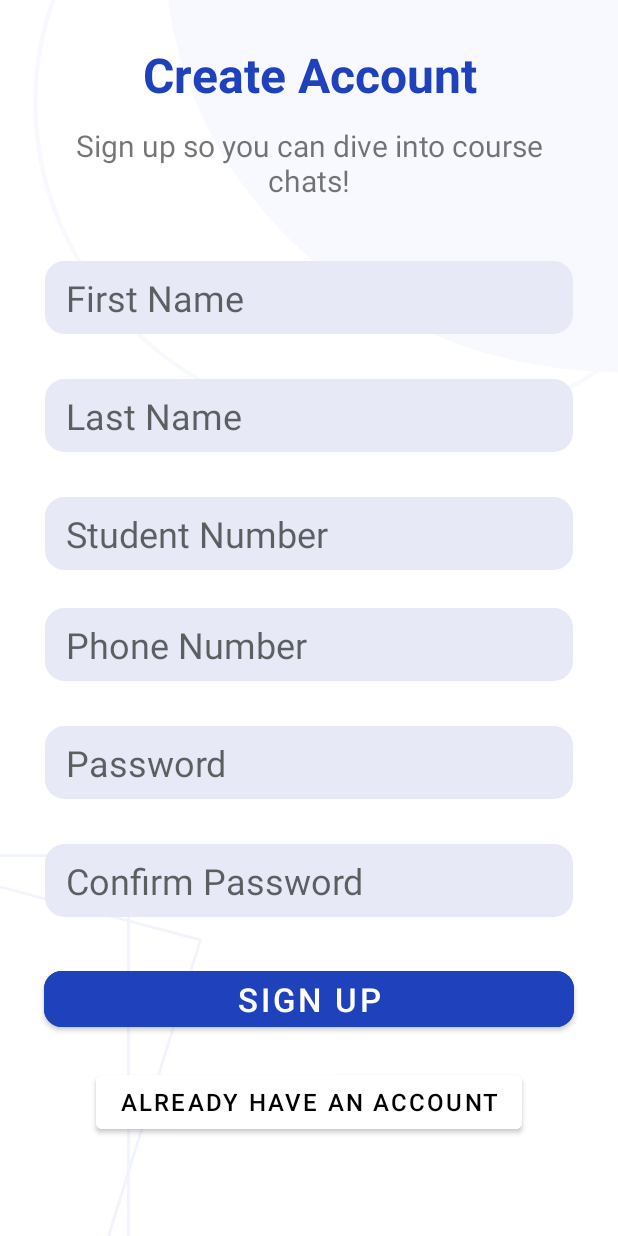
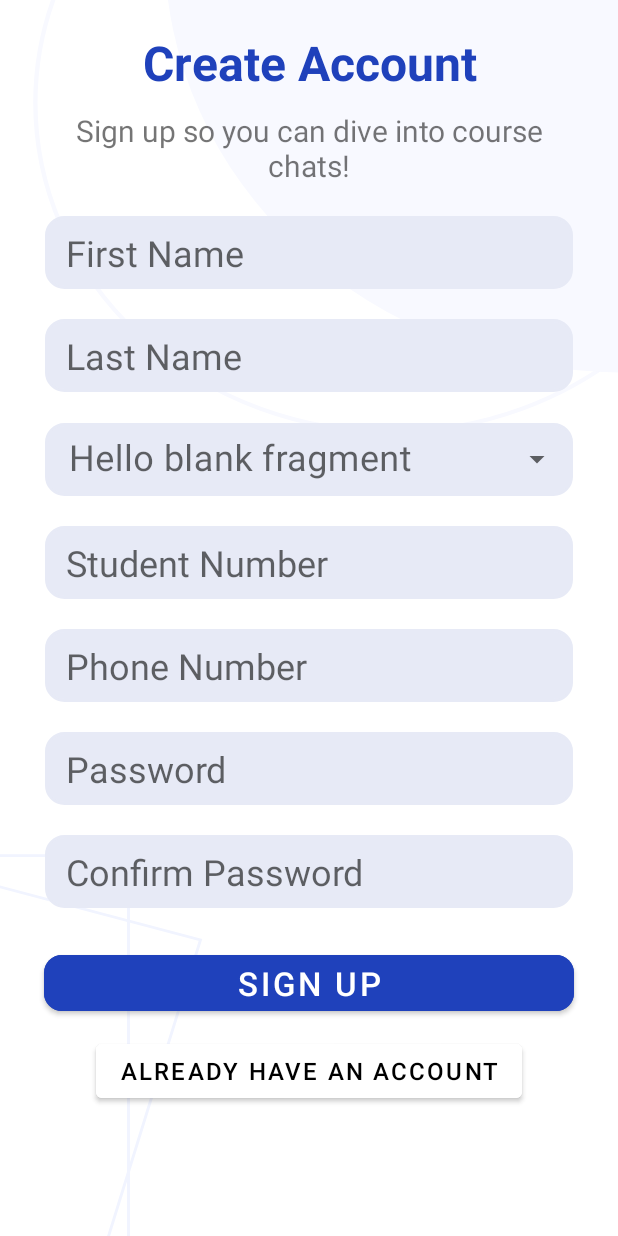
Before and after one commit to ByteBenderSA/TechTopia-Maasive, an Android app: the register screen opened directly, with no data from a screen before it, on a phone screen of 412 x 824 dp. Run offline under Robolectric (Android 15) with nearby library versions, the phone set to English and light mode, and no system bars.

Commit message:
trying to resolve merge problems

```diff
--- /dev/null
+++ b/Android-App/MobileMind/app/src/main/res/drawable/add_post_icon.xml
@@ -0,0 +1,5 @@
+<vector xmlns:android="http://schemas.android.com/apk/res/android" android:height="24dp" android:tint="#000000" android:viewportHeight="24" android:viewportWidth="24" android:width="24dp">
+
+    <path android:fillColor="@android:color/white" android:pathData="M19,13h-6v6h-2v-6H5v-2h6V5h2v6h6v2z"/>
+
+</vector>
--- a/Android-App/MobileMind/app/src/main/res/layout/register_page.xml
+++ b/Android-App/MobileMind/app/src/main/res/layout/register_page.xml
@@ -20,7 +20,10 @@
             android:layout_width="match_parent"
             android:layout_height="wrap_content"
             android:orientation="vertical"
-            android:layout_margin="28dp">
+            android:layout_marginTop="20dp"
+            android:layout_marginRight="20dp"
+            android:layout_marginLeft="20dp"
+            android:layout_marginBottom="10dp">
 
             <TextView
                 android:layout_width="match_parent"
@@ -41,7 +44,7 @@
                 android:textSize="20dp"
                 android:textAlignment="center"
                 android:id="@+id/sign_up_text"
-                android:padding="12dp">
+                android:padding="10dp">
 
             </TextView>
 
@@ -56,6 +59,7 @@
             android:layout_marginRight="30dp"
             android:id="@+id/first_name"
             android:textSize="24dp"
+            android:inputType="textPersonName"
             android:background="@drawable/custom_edittext">
 
         </EditText>
@@ -64,18 +68,47 @@
             android:layout_width="match_parent"
             android:layout_height="wrap_content"
             android:hint=" Last Name"
+            android:inputType="textPersonName"
             android:padding="8dp"
-            android:layout_margin="30dp"
+            android:layout_marginLeft="30dp"
+            android:layout_marginRight="30dp"
+            android:layout_marginTop="20dp"
+            android:layout_marginBottom="15dp"
             android:id="@+id/last_name"
             android:textSize="24dp"
             android:background="@drawable/custom_edittext">
+        </EditText>
 
-        </EditText>
+        <com.google.android.material.textfield.TextInputLayout
+            android:id="@+id/txtInput_Role"
+            style="@style/Widget.MaterialComponents.TextInputLayout.OutlinedBox.ExposedDropdownMenu"
+            android:layout_width="match_parent"
+            android:layout_height="wrap_content"
+            android:layout_marginRight="30dp"
+            android:layout_marginLeft="30dp"
+            android:layout_marginBottom="20dp"
+            app:layout_constraintEnd_toEndOf="parent"
+            app:layout_constraintStart_toStartOf="parent"
+            app:layout_constraintTop_toBottomOf="@+id/textView">
+
+            <AutoCompleteTextView
+                android:id="@+id/autoCompleteTextView"
+                android:layout_width="match_parent"
+                android:layout_height="wrap_content"
+                android:background="@drawable/custom_edittext"
+                android:completionThreshold="1"
+                android:hint="@string/hello_blank_fragment"
+                android:inputType="textAutoComplete"
+                android:padding="8dp"
+                android:textSize="24dp" />
+
+        </com.google.android.material.textfield.TextInputLayout>
 
         <EditText
             android:layout_width="match_parent"
             android:layout_height="wrap_content"
             android:hint=" Student Number"
+            android:inputType="number"
             android:padding="8dp"
             android:layout_marginRight="30dp"
             android:layout_marginLeft="30dp"
@@ -89,13 +122,14 @@
             android:layout_width="match_parent"
             android:layout_height="wrap_content"
             android:hint=" Phone Number"
+            android:inputType="number"
             android:background="@drawable/custom_edittext"
             android:padding="8dp"
             android:layout_marginRight="30dp"
             android:layout_marginLeft="30dp"
             android:textSize="24dp"
             android:id="@+id/phone_number"
-            android:layout_marginTop="25dp">
+            android:layout_marginTop="20dp">
 
         </EditText>
 
@@ -104,7 +138,10 @@
             android:layout_height="wrap_content"
             android:hint=" Password"
             android:padding="8dp"
-            android:layout_margin="30dp"
+            android:layout_marginLeft="30dp"
+            android:layout_marginRight="30dp"
+            android:layout_marginTop="20dp"
+            android:layout_marginBottom="20dp"
             android:id="@+id/sign_up_password"
             android:textSize="24dp"
             android:inputType="textPassword"
@@ -132,7 +169,7 @@
             android:text="Sign up"
             android:id="@+id/sign_up_button"
             android:textSize="22dp"
-            android:layout_marginTop="30dp"
+            android:layout_marginTop="25dp"
             android:layout_marginLeft="29dp"
             android:layout_marginRight="29dp"
             app:cornerRadius = "12dp"
@@ -145,7 +182,7 @@
             android:layout_width="wrap_content"
             android:layout_height="wrap_content"
             android:layout_gravity="center"
-            android:layout_marginTop="20dp"
+            android:layout_marginTop="10dp"
             android:backgroundTint="@color/white"
             android:text="Already have an account"
             android:textColor="@color/black"
--- a/Android-App/MobileMind/app/src/main/res/values/strings.xml
+++ b/Android-App/MobileMind/app/src/main/res/values/strings.xml
@@ -1,3 +1,5 @@
 <resources>
     <string name="app_name">Login Page</string>
+    <!-- TODO: Remove or change this placeholder text -->
+    <string name="hello_blank_fragment">Hello blank fragment</string>
 </resources>
```
Also changed, not shown: Android-App/MobileMind/app/build.gradle (+4 -3 lines), Android-App/MobileMind/app/src/main/res/drawable/circle_indicator.xml (added, +9 -0 lines), Android-App/MobileMind/app/src/main/res/drawable/home_icon.xml (added, +9 -0 lines), Android-App/MobileMind/app/src/main/res/drawable/notification_icon.xml (added, +9 -0 lines), Android-App/MobileMind/app/src/main/res/drawable/search_icon.xml (added, +9 -0 lines), Android-App/MobileMind/app/src/main/res/menu/bottom_navigation_menu.xml (added, +23 -0 lines).
